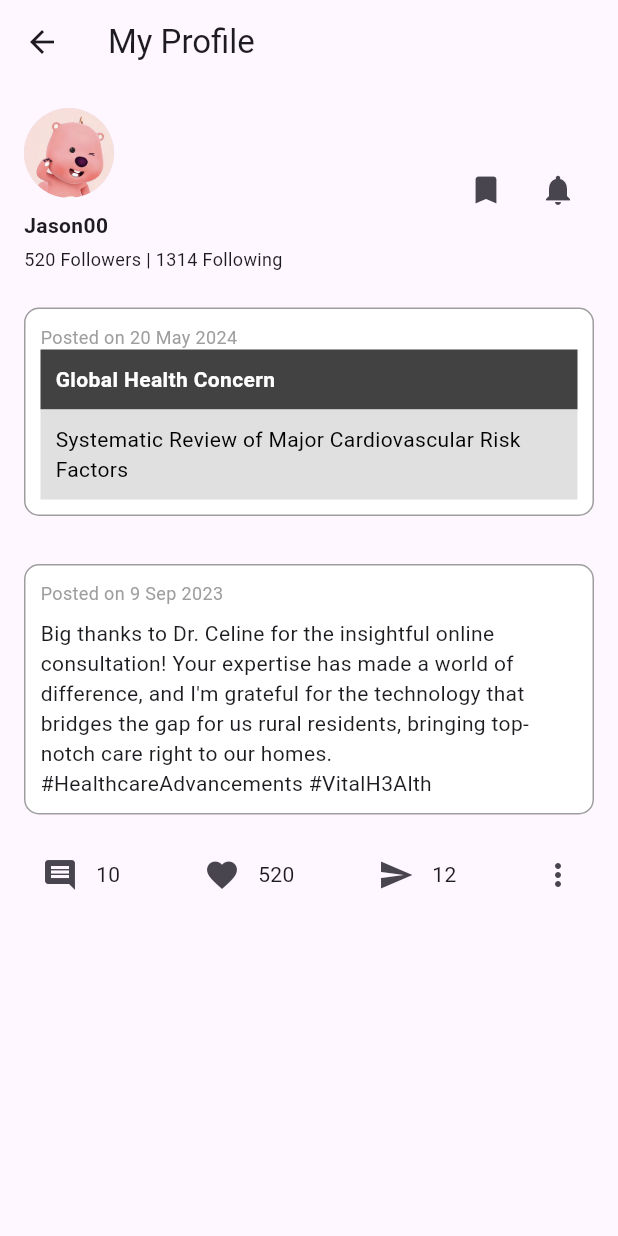
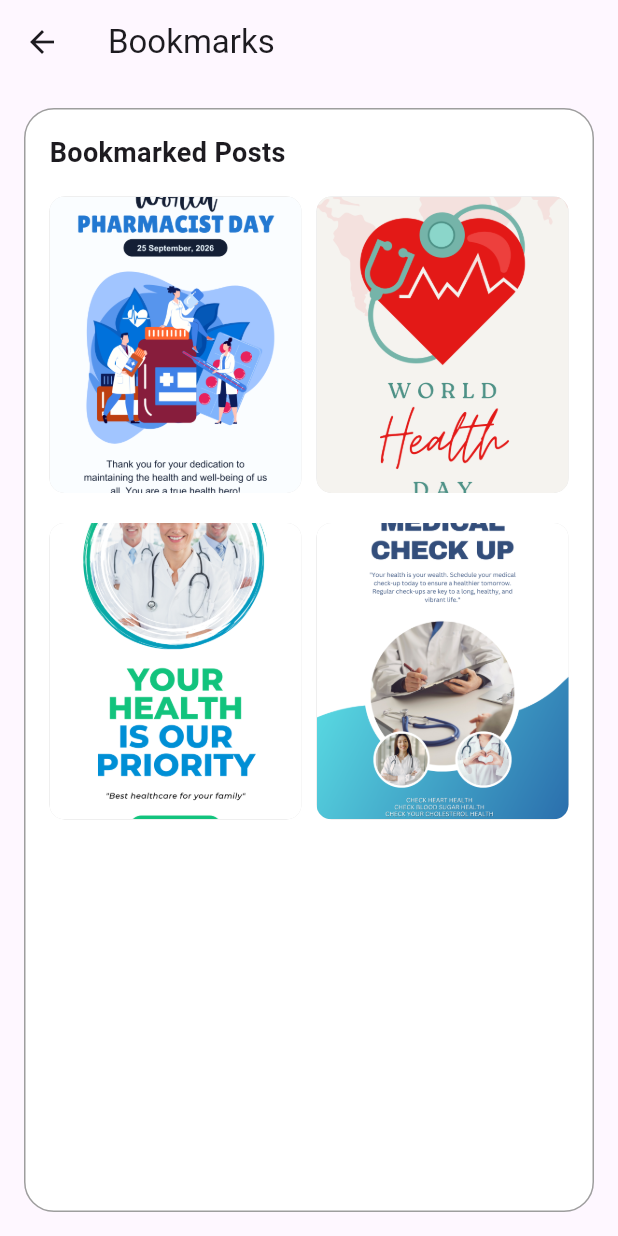
Before and after one commit to skooi928/vitalhealth, a Flutter app: the CommunityProfilePage screen opened directly, after a tap on the "bookmark" icon, on a phone screen of 412 x 824 dp. Run offline on Flutter 3.47's test engine with Material 3 defaults, Android fonts, the phone set to English and light mode, and no system bars; our stand-ins replace cloud_firestore, firebase_auth, firebase_core, google_sign_in, shared_preferences; accounts and stored records are empty.

Commit message:
Added Borkmark Page

```diff
--- /dev/null
+++ b/lib/community_bookmark.dart
@@ -0,0 +1,98 @@
+import 'package:flutter/material.dart';
+
+class CommunityBookmark extends StatelessWidget {
+  const CommunityBookmark({super.key});
+
+  @override
+  Widget build(BuildContext context) {
+    return Scaffold(
+      appBar: AppBar(
+        title: const Text('Bookmarks'),
+      ),
+      body: Padding(
+        padding: const EdgeInsets.all(16.0),
+        child: Container(
+          decoration: BoxDecoration(
+            color: Colors.white,
+            borderRadius: BorderRadius.circular(20),
+            border: Border.all(color: Colors.grey),
+          ),
+          padding: const EdgeInsets.all(16),
+          child: Column(
+            crossAxisAlignment: CrossAxisAlignment.start,
+            children: [
+              const Text(
+                'Bookmarked Posts',
+                style: TextStyle(fontSize: 18, fontWeight: FontWeight.bold),
+              ),
+              const SizedBox(height: 16),
+              GridView(
+                shrinkWrap: true,
+                gridDelegate: const SliverGridDelegateWithFixedCrossAxisCount(
+                  crossAxisCount: 2,
+                  crossAxisSpacing: 10,
+                  mainAxisSpacing: 20,
+                  childAspectRatio: 0.85,
+                ),
+                children: [
+                  GestureDetector(
+                    child: Container(
+                      decoration: BoxDecoration(
+                        color: Colors.grey[300],
+                        borderRadius: BorderRadius.circular(10),
+                        image: const DecorationImage(
+                          image:
+                              AssetImage('assets/images/Community_Post1.png'),
+                          fit: BoxFit.cover,
+                        ),
+                      ),
+                    ),
+                  ),
+                  GestureDetector(
+                    child: Container(
+                      decoration: BoxDecoration(
+                        color: Colors.grey[300],
+                        borderRadius: BorderRadius.circular(10),
+                        image: const DecorationImage(
+                          image:
+                              AssetImage('assets/images/Community_Post2.png'),
+                          fit: BoxFit.cover,
+                        ),
+                      ),
+                    ),
+                  ),
+                  GestureDetector(
+                    child: Container(
+                      decoration: BoxDecoration(
+                        color: Colors.grey[300],
+                        borderRadius: BorderRadius.circular(10),
+                        image: const DecorationImage(
+                          image:
+                              AssetImage('assets/images/Community_Post3.png'),
+                          fit: BoxFit.cover,
+                        ),
+                      ),
+                    ),
+                  ),
+                  GestureDetector(
+                    child: Container(
+                      decoration: BoxDecoration(
+                        color: Colors.grey[300],
+                        borderRadius: BorderRadius.circular(10),
+                        image: const DecorationImage(
+                          image:
+                              AssetImage('assets/images/Community_Post4.png'),
+                          fit: BoxFit.cover,
+                        ),
+                      ),
+                    ),
+                  ),
+                ],
+              ),
+            ],
+          ),
+        ),
+      ),
+    );
+  }
+}
--- a/lib/community_profile_page.dart
+++ b/lib/community_profile_page.dart
@@ -1,4 +1,5 @@
 import 'package:flutter/material.dart';
+import 'package:vital_health/community_bookmark.dart';
 
 class CommunityProfilePage extends StatelessWidget {
   const CommunityProfilePage({super.key});
@@ -25,7 +26,6 @@ class CommunityProfilePage extends StatelessWidget {
                       CircleAvatar(
                         radius: 30,
                         backgroundImage: AssetImage('assets/images/Loopy.png'),
-                        // Local image asset
                       ),
                       SizedBox(height: 8),
                       Text('Jason00',
@@ -37,8 +37,18 @@ class CommunityProfilePage extends StatelessWidget {
                   ),
                   Row(
                     children: [
+                      // Navigate to BookmarkPage when pressed
                       IconButton(
-                          onPressed: () {}, icon: const Icon(Icons.bookmark)),
+                        onPressed: () {
+                          Navigator.push(
+                            context,
+                            MaterialPageRoute(
+                              builder: (context) => const CommunityBookmark(),
+                            ),
+                          );
+                        },
+                        icon: const Icon(Icons.bookmark),
+                      ),
                       IconButton(
                           onPressed: () {},
                           icon: const Icon(Icons.notifications)),
@@ -105,7 +115,7 @@ class CommunityProfilePage extends StatelessWidget {
                   ),
                   SizedBox(height: 8),
                   Text(
-                    'Big thanks to Dr. Celine for the insightful online consultation! Your expertise has made a world of difference, and I\'m grateful for the technology that bridges the gap for us rural residents, bringing top-notch care right to our homes. #HealthcareAdvancements #VitalH3Alth',
+                    'Big thanks to Dr. Celine for the insightful online consultation! Your expertise has made a world of difference...',
                   ),
                 ],
               ),
--- a/pubspec.yaml
+++ b/pubspec.yaml
@@ -99,3 +99,7 @@ flutter:
     - assets/images/consultation_icon.jpg
     - assets/images/community_icon.png
     - assets/images/Loopy.png
+    - assets/images/Community_Post1.png
+    - assets/images/Community_Post2.png
+    - assets/images/Community_Post3.png
+    - assets/images/Community_Post4.png
```
Also changed, not shown: assets/images/Community_Post1.png (added), assets/images/Community_Post2.png (added), assets/images/Community_Post3.png (added), assets/images/Community_Post4.png (added).
